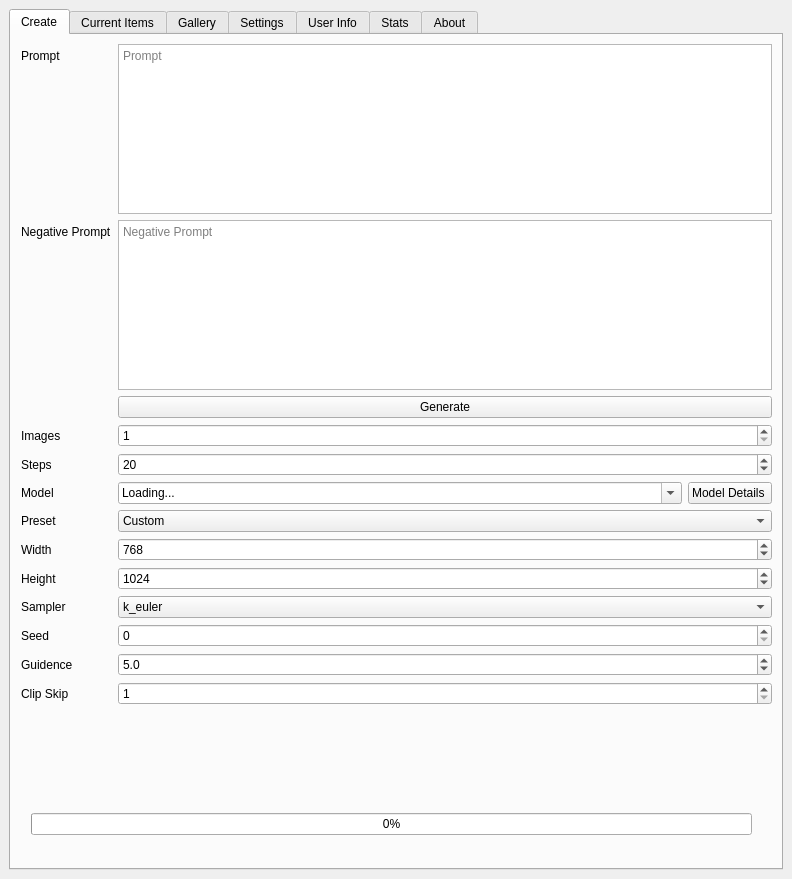
Before: the Qt Designer form QTProj/QtHorde/form.ui in Unit1208/HordeQT, drawn with Qt 5.
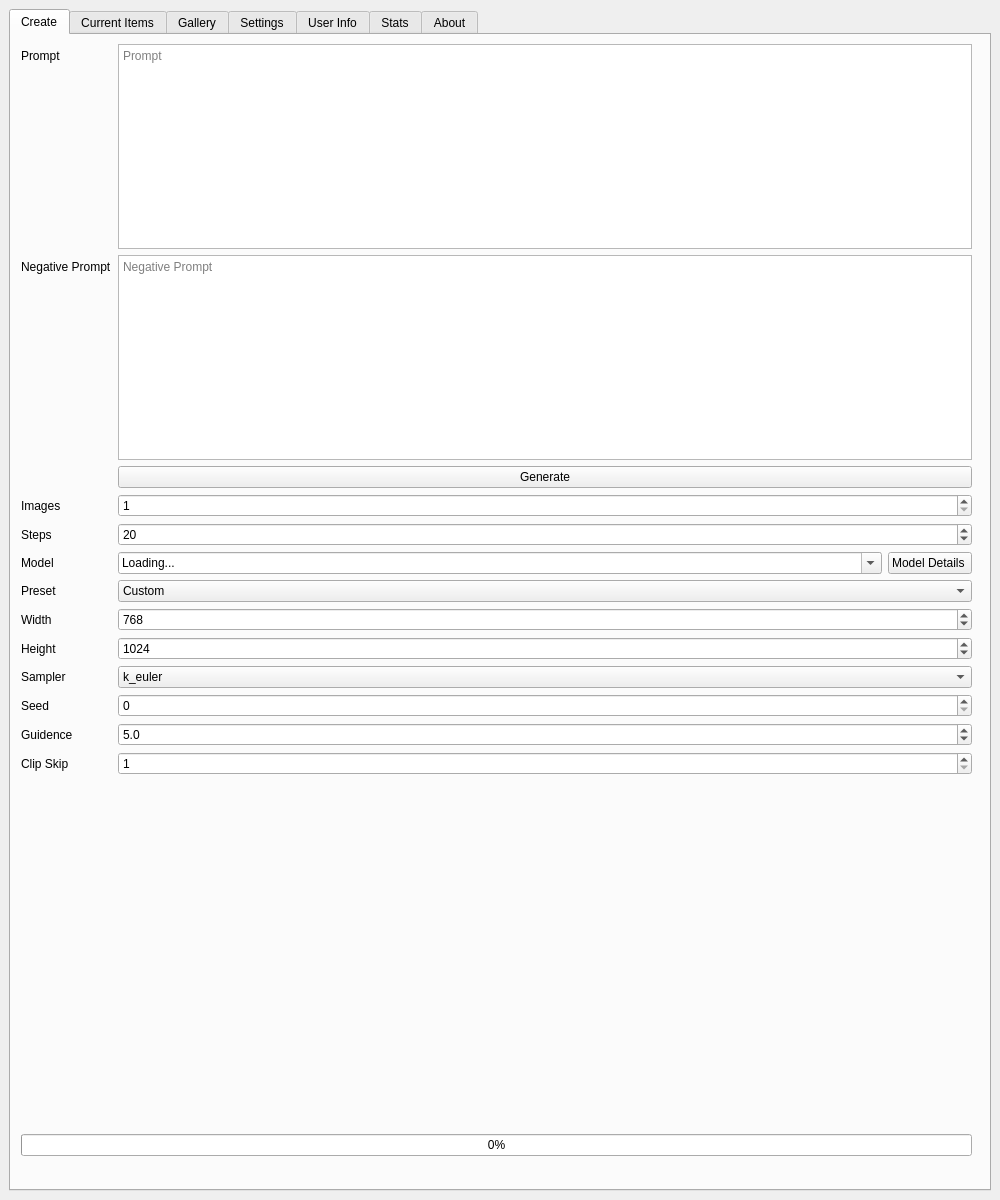
After: the same form once the commit is applied. The open tabs and pages were chosen to show the change. Icons and pictures are not drawn.

Commit message: Integrated Masonry gallery?

```diff
--- a/QTProj/QtHorde/form.ui
+++ b/QTProj/QtHorde/form.ui
@@ -9,8 +9,8 @@
    <rect>
     <x>0</x>
     <y>0</y>
-    <width>792</width>
-    <height>879</height>
+    <width>1000</width>
+    <height>1200</height>
    </rect>
   </property>
   <property name="windowTitle">
@@ -53,8 +53,8 @@
          <rect>
           <x>0</x>
           <y>0</y>
-          <width>771</width>
-          <height>751</height>
+          <width>961</width>
+          <height>1081</height>
          </rect>
         </property>
         <widget class="QWidget" name="gridLayoutWidget">
@@ -62,8 +62,8 @@
           <rect>
            <x>10</x>
            <y>9</y>
-           <width>751</width>
-           <height>661</height>
+           <width>951</width>
+           <height>731</height>
           </rect>
          </property>
          <layout class="QFormLayout" name="createLayout">
@@ -471,9 +471,9 @@
        <widget class="QWidget" name="horizontalLayoutWidget">
         <property name="geometry">
          <rect>
-          <x>20</x>
-          <y>769</y>
-          <width>721</width>
+          <x>10</x>
+          <y>1090</y>
+          <width>951</width>
           <height>41</height>
          </rect>
         </property>
```
Left out of the diff: 53 changed lines with no effect on the pictures. The commit also changes 2 other files.
